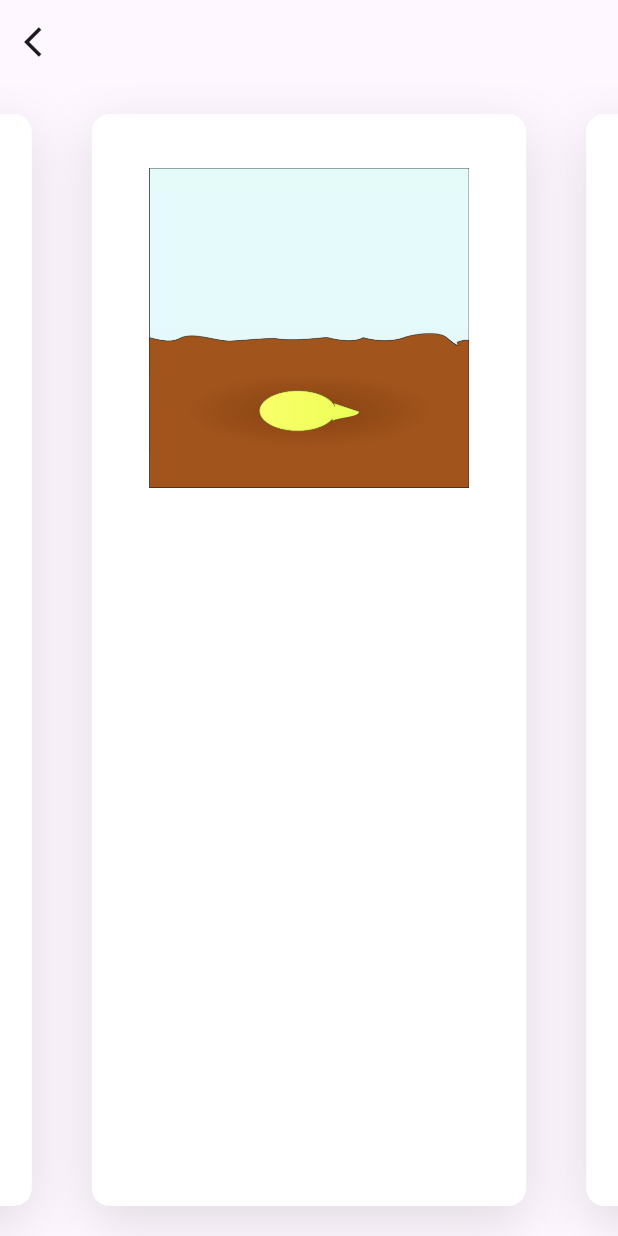
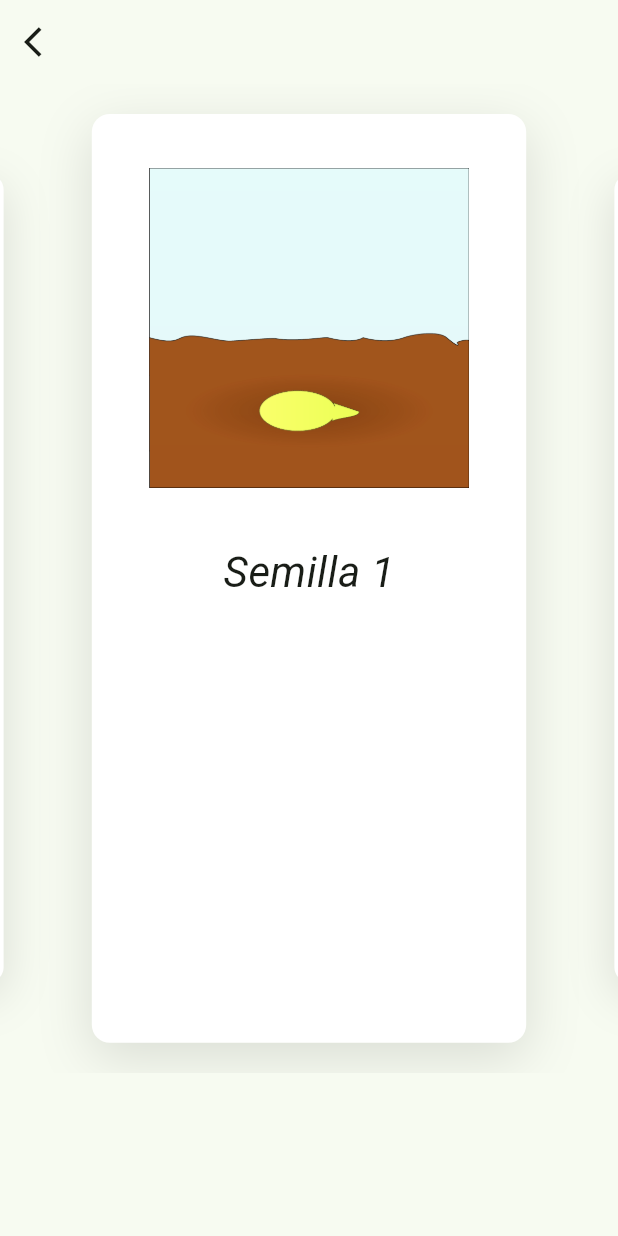
Before and after one commit to FernandoMay/hackathonBBVA, a Flutter app: the screen it shows after launch, after a tap on "Estado de cosecha", on a phone screen of 412 x 824 dp. Run offline on Flutter 3.47's test engine with Material 3 defaults, Android fonts, the phone set to English and light mode, and no system bars; drawn by our look-alikes of carousel_slider; our stand-ins replace webview_flutter.

Commit message:
Brand identity + CI/CD + tests: TIMI agtech assistant

```diff
--- a/lib/main.dart
+++ b/lib/main.dart
@@ -1,65 +1,119 @@
-import 'package:bbva/maiz.dart';
-import 'package:bbva/rotate.dart';
-import 'package:bbva/rotate.dart';
-import 'package:bbva/webview.dart';
+import 'dart:async';
+import 'dart:convert';
 import 'package:flutter/material.dart';
-import 'package:page_transition/page_transition.dart';
-import 'package:bbva/uno.dart';
-import 'package:bbva/dos.dart';
-import 'package:bbva/tres.dart';
-import 'dart:convert';
 import 'package:http/http.dart' as http;
-import 'package:splashscreen/splashscreen.dart';
-
 import 'clima.dart';
+import 'uno.dart';
+import 'maiz.dart';
+import 'tres.dart';
+import 'webview.dart';
 
 Future<Clima> fetchPost() async {
   final response =
-      await http.get('https://smn.cna.gob.mx/webservices/?method=1');
-
+      await http.get(Uri.parse('https://smn.cna.gob.mx/webservices/?method=1'));
   if (response.statusCode == 200) {
-    // If the call to the server was successful, parse the JSON.
     return Clima.fromJson(json.decode(response.body));
   } else {
-    // If that call was not successful, throw an error.
     throw Exception('Failed to load post');
   }
 }
 
-void main() => runApp(MyApp());
+void main() => runApp(const MyApp());
 
 class MyApp extends StatelessWidget {
-  // This widget is the root of your application.
+  const MyApp({super.key});
+
   @override
   Widget build(BuildContext context) {
     return MaterialApp(
-      title: 'Timmi',
+      title: 'TIMI',
       debugShowCheckedModeBanner: false,
-      theme: ThemeData(primarySwatch: Colors.green),
-      home: SplashMove(),
+      theme: ThemeData(
+        useMaterial3: true,
+        colorScheme: ColorScheme.fromSeed(
+          seedColor: const Color(0xFF2E7D32),
+          brightness: Brightness.light,
+        ),
+      ),
+      darkTheme: ThemeData(
+        useMaterial3: true,
+        colorScheme: ColorScheme.fromSeed(
+          seedColor: const Color(0xFF2E7D32),
+          brightness: Brightness.dark,
+        ),
+      ),
+      home: const SplashMove(),
     );
   }
 }
 
-class SplashMove extends StatelessWidget {
+class SplashMove extends StatefulWidget {
+  const SplashMove({super.key});
+
+  @override
+  State<SplashMove> createState() => _SplashMoveState();
+}
+
+class _SplashMoveState extends State<SplashMove>
+    with SingleTickerProviderStateMixin {
+  late AnimationController _controller;
+  late Animation<double> _fadeAnim;
+
+  @override
+  void initState() {
+    super.initState();
+    _controller = AnimationController(
+      vsync: this,
+      duration: const Duration(milliseconds: 1500),
+    );
+    _fadeAnim = CurvedAnimation(parent: _controller, curve: Curves.easeIn);
+    _controller.forward();
+    Timer(const Duration(seconds: 3), () {
+      if (mounted) {
+        Navigator.of(context).pushReplacement(
+          MaterialPageRoute(builder: (_) => const MyHomePage()),
+        );
+      }
+    });
+  }
+
+  @override
+  void dispose() {
+    _controller.dispose();
+    super.dispose();
+  }
+
   @override
   Widget build(BuildContext context) {
-    return SplashScreen(
-      seconds: 3,
-      navigateAfterSeconds: MyHomePage(),
-      backgroundColor: Colors.green,
-      imageBackground: AssetImage('lib/imagenes/fondo.png'),
-      image: Image(
-        image: AssetImage('lib/icons/logoapp.jpg'),
+    final theme = Theme.of(context);
+    return Scaffold(
+      body: Container(
+        width: double.infinity,
+        height: double.infinity,
+        decoration: const BoxDecoration(
+          image: DecorationImage(
+            image: AssetImage('lib/imagenes/fondo.png'),
+            fit: BoxFit.cover,
           ),
-      photoSize: 150.0,
-      title: Text(
-        'T I M M I',
+        ),
+        child: FadeTransition(
+          opacity: _fadeAnim,
+          child: Column(
+            mainAxisAlignment: MainAxisAlignment.center,
+            children: [
+              Image.asset('lib/icons/logoapp.jpg', width: 150, height: 150),
+              const SizedBox(height: 24),
+              Text(
+                'T I M I',
                 style: TextStyle(
-          fontSize: 74.0,
-          color: Colors.white,
+                  fontSize: 74,
                   fontStyle: FontStyle.italic,
                   fontWeight: FontWeight.bold,
+                  color: theme.colorScheme.onPrimaryContainer,
+                ),
+              ),
+            ],
+          ),
         ),
       ),
     );
@@ -67,12 +121,14 @@ class SplashMove extends StatelessWidget {
 }
 
 class MyHomePage extends StatelessWidget {
+  const MyHomePage({super.key});
+
   @override
   Widget build(BuildContext context) {
     return Scaffold(
-      backgroundColor: Colors.green,
+      backgroundColor: Theme.of(context).colorScheme.surface,
       appBar: AppBar(
-        title: Text('Timmi'),
+        title: const Text('TIMI'),
         centerTitle: true,
       ),
       body: SingleChildScrollView(
@@ -86,10 +142,7 @@ class MyHomePage extends StatelessWidget {
               onTap: () {
                 Navigator.push(
                   context,
-                  PageTransition(
-                    child: ClimaHoy(),
-                    type: PageTransitionType.rightToLeft,
-                  ),
+                  MaterialPageRoute(builder: (_) => const ClimaHoy()),
                 );
               },
             ),
@@ -101,10 +154,7 @@ class MyHomePage extends StatelessWidget {
               onTap: () {
                 Navigator.push(
                   context,
-                  PageTransition(
-                    child: Maiz(),
-                    type: PageTransitionType.rightToLeft,
-                  ),
+                  MaterialPageRoute(builder: (_) => const Maiz()),
                 );
               },
             ),
@@ -116,10 +166,7 @@ class MyHomePage extends StatelessWidget {
               onTap: () {
                 Navigator.push(
                   context,
-                  PageTransition(
-                    child: WebMap(),
-                    type: PageTransitionType.rightToLeft,
-                  ),
+                  MaterialPageRoute(builder: (_) => const WebMap()),
                 );
               },
             ),
@@ -131,10 +178,7 @@ class MyHomePage extends StatelessWidget {
               onTap: () {
                 Navigator.push(
                   context,
-                  PageTransition(
-                    child: Tres(),
-                    type: PageTransitionType.rightToLeft,
-                  ),
+                  MaterialPageRoute(builder: (_) => const Tres()),
                 );
               },
             ),
@@ -149,26 +193,21 @@ class MyCard extends StatelessWidget {
   final String imagen;
   final String texto;
 
-  MyCard({this.imagen, this.texto});
+  const MyCard({super.key, required this.imagen, required this.texto});
 
   @override
   Widget build(BuildContext context) {
     return Container(
       width: MediaQuery.of(context).size.width - 40,
-      margin: EdgeInsets.all(20.0),
-      padding: EdgeInsets.symmetric(vertical: 12.0),
+      margin: const EdgeInsets.all(20.0),
+      padding: const EdgeInsets.symmetric(vertical: 12.0),
       decoration: BoxDecoration(
-        color: Colors.white,
-        borderRadius: BorderRadius.only(
-          bottomLeft: Radius.circular(12.0),
-          bottomRight: Radius.circular(12.0),
-          topLeft: Radius.circular(12.0),
-          topRight: Radius.circular(12.0),
-        ),
+        color: Theme.of(context).colorScheme.surfaceContainerLowest,
+        borderRadius: BorderRadius.circular(12.0),
         boxShadow: [
           BoxShadow(
-            color: Colors.black.withOpacity(.12),
-            offset: Offset(0, 10),
+            color: Colors.black.withValues(alpha: .12),
+            offset: const Offset(0, 10),
             blurRadius: 30,
           ),
         ],
@@ -177,20 +216,19 @@ class MyCard extends StatelessWidget {
         children: <Widget>[
           Center(
             child: Container(
-              padding: EdgeInsets.symmetric(horizontal: 38.0, vertical: 24.0),
+              padding: const EdgeInsets.symmetric(
+                  horizontal: 38.0, vertical: 24.0),
               child: Image(
-                image: AssetImage(
-                  imagen,
-                ),
+                image: AssetImage(imagen),
               ),
             ),
           ),
           Container(
-                  padding: EdgeInsets.all(12.0),
+            padding: const EdgeInsets.all(12.0),
             child: Center(
               child: Text(
                 texto,
-                      style: TextStyle(
+                style: const TextStyle(
                     fontSize: 28.0, fontStyle: FontStyle.italic),
               ),
             ),
--- a/lib/maiz.dart
+++ b/lib/maiz.dart
@@ -1,30 +1,44 @@
-import 'package:bbva/main.dart';
+import 'package:flutter/material.dart';
 import 'package:carousel_slider/carousel_slider.dart';
-import 'package:flutter/material.dart';
+import 'main.dart';
 
 class Maiz extends StatelessWidget {
+  const Maiz({super.key});
+
   @override
   Widget build(BuildContext context) {
     return Scaffold(
       appBar: AppBar(
         leading: IconButton(
-          icon: Icon(Icons.arrow_back_ios),
-          onPressed: () {
-            Navigator.pop(context);
-          },
+          icon: const Icon(Icons.arrow_back_ios),
+          onPressed: () => Navigator.pop(context),
         ),
       ),
-      body: Container(
-        child: CarouselSlider(
-          height: MediaQuery.of(context).size.height,
-          items: <Widget>[
-            Center(child: MyCard(imagen: 'lib/icons/semilla1.png', texto: '')),
-            Center(child: MyCard(imagen: 'lib/icons/semilla2.png', texto: '')),
-            Center(child: MyCard(imagen: 'lib/icons/semilla3.png', texto: '')),
-            Center(child: MyCard(imagen: 'lib/icons/semilla4.png', texto: '')),
-            Center(child: MyCard(imagen: 'lib/icons/semilla5.png', texto: '')),
-            Center(child: MyCard(imagen: 'lib/icons/semilla6.png', texto: '')),
-          ],
+      body: CarouselSlider(
+        items: <Widget>[
+          Center(
+              child: MyCard(
+                  imagen: 'lib/icons/semilla1.png', texto: 'Semilla 1')),
+          Center(
+              child: MyCard(
+                  imagen: 'lib/icons/semilla2.png', texto: 'Semilla 2')),
+          Center(
+              child: MyCard(
+                  imagen: 'lib/icons/semilla3.png', texto: 'Semilla 3')),
+          Center(
+              child: MyCard(
+                  imagen: 'lib/icons/semilla4.png', texto: 'Semilla 4')),
+          Center(
+              child: MyCard(
+                  imagen: 'lib/icons/semilla5.png', texto: 'Semilla 5')),
+          Center(
+              child: MyCard(
+                  imagen: 'lib/icons/semilla6.png', texto: 'Semilla 6')),
+        ],
+        options: CarouselOptions(
+          height: MediaQuery.of(context).size.height * 0.8,
+          enlargeCenterPage: true,
+          autoPlay: false,
         ),
       ),
     );
```
Also changed, not shown: lib/clima.dart (+47 -88 lines), lib/cuatro.dart (+8 -14 lines), lib/dos.dart (+7 -24 lines), lib/rotate.dart (+11 -11 lines), lib/tres.dart (+21 -60 lines), lib/uno.dart (+52 -66 lines), lib/webview.dart (+22 -10 lines), pubspec.yaml (+8 -67 lines), pubspec.lock, 9 other files. Lines whose indentation alone changed are shown as unchanged.
